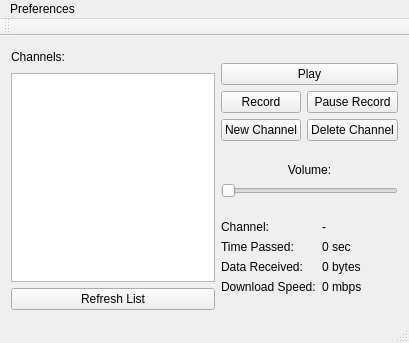
Qt form Listenner/gui.ui (Ernyoke/Allamvizsga) before a commit.
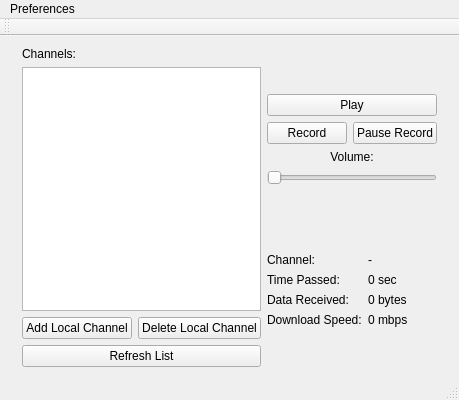
The same form after that commit.

Diff of the .ui file:
```diff
--- a/Listenner/gui.ui
+++ b/Listenner/gui.ui
@@ -6,8 +6,8 @@
    <rect>
     <x>0</x>
     <y>0</y>
-    <width>409</width>
-    <height>343</height>
+    <width>459</width>
+    <height>400</height>
    </rect>
   </property>
   <property name="windowTitle">
@@ -22,71 +22,57 @@
       </property>
      </widget>
     </item>
-    <item row="0" column="4">
-     <spacer name="horizontalSpacer_3">
-      <property name="orientation">
-       <enum>Qt::Horizontal</enum>
-      </property>
-      <property name="sizeHint" stdset="0">
-       <size>
-        <width>40</width>
-        <height>20</height>
-       </size>
-      </property>
-     </spacer>
-    </item>
-    <item row="1" column="1">
+    <item row="1" column="1" colspan="2">
      <widget class="QListView" name="channelList"/>
     </item>
-    <item row="0" column="3">
-     <spacer name="horizontalSpacer_2">
-      <property name="orientation">
-       <enum>Qt::Horizontal</enum>
-      </property>
-      <property name="sizeHint" stdset="0">
-       <size>
-        <width>40</width>
-        <height>20</height>
-       </size>
-      </property>
-     </spacer>
-    </item>
-    <item row="1" column="0">
-     <spacer name="horizontalSpacer">
-      <property name="orientation">
-       <enum>Qt::Horizontal</enum>
-      </property>
-      <property name="sizeHint" stdset="0">
-       <size>
-        <width>40</width>
-        <height>20</height>
-       </size>
-      </property>
-     </spacer>
-    </item>
-    <item row="1" column="4">
-     <spacer name="horizontalSpacer_4">
-      <property name="orientation">
-       <enum>Qt::Horizontal</enum>
-      </property>
-      <property name="sizeHint" stdset="0">
-       <size>
-        <width>40</width>
-        <height>20</height>
-       </size>
-      </property>
-     </spacer>
-    </item>
-    <item row="2" column="1">
+    <item row="3" column="1" colspan="2">
      <widget class="QPushButton" name="refreshBtn">
       <property name="text">
        <string>Refresh List</string>
       </property>
      </widget>
     </item>
-    <item row="0" column="2" rowspan="3">
+    <item row="0" column="3" rowspan="4">
      <layout class="QGridLayout" name="gridLayout_4">
-      <item row="3" column="0">
+      <item row="0" column="0">
+       <layout class="QGridLayout" name="gridLayout_2">
+        <item row="2" column="0" colspan="2">
+         <widget class="QPushButton" name="playButton">
+          <property name="text">
+           <string>Play</string>
+          </property>
+         </widget>
+        </item>
+        <item row="3" column="0">
+         <widget class="QPushButton" name="recordButton">
+          <property name="text">
+           <string>Record</string>
+          </property>
+         </widget>
+        </item>
+        <item row="1" column="0" colspan="2">
+         <spacer name="verticalSpacer_3">
+          <property name="orientation">
+           <enum>Qt::Vertical</enum>
+          </property>
+          <property name="sizeHint" stdset="0">
+           <size>
+            <width>20</width>
+            <height>40</height>
+           </size>
+          </property>
+         </spacer>
+        </item>
+        <item row="3" column="1">
+         <widget class="QPushButton" name="pauseRec">
+          <property name="text">
+           <string>Pause Record</string>
+          </property>
+         </widget>
+        </item>
+       </layout>
+      </item>
+      <item row="2" column="0">
        <layout class="QGridLayout" name="gridLayout">
         <item row="4" column="0" colspan="2">
          <spacer name="verticalSpacer_4">
@@ -159,59 +145,7 @@
         </item>
        </layout>
       </item>
-      <item row="0" column="0">
-       <layout class="QGridLayout" name="gridLayout_2">
-        <item row="2" column="0" colspan="2">
-         <widget class="QPushButton" name="playButton">
-          <property name="text">
-           <string>Play</string>
-          </property>
-         </widget>
-        </item>
-        <item row="3" column="0">
-         <widget class="QPushButton" name="recordButton">
-          <property name="text">
-           <string>Record</string>
-          </property>
-         </widget>
-        </item>
-        <item row="5" column="0">
-         <widget class="QPushButton" name="newChannelButton">
-          <property name="text">
-           <string>New Channel</string>
-          </property>
-         </widget>
-        </item>
-        <item row="3" column="1">
-         <widget class="QPushButton" name="pauseRec">
-          <property name="text">
-           <string>Pause Record</string>
-          </property>
-         </widget>
-        </item>
-        <item row="5" column="1">
-         <widget class="QPushButton" name="deleteChannelButton">
-          <property name="text">
-           <string>Delete Channel</string>
-          </property>
-         </widget>
-        </item>
-        <item row="1" column="0" colspan="2">
-         <spacer name="verticalSpacer_3">
-          <property name="orientation">
-           <enum>Qt::Vertical</enum>
-          </property>
-          <property name="sizeHint" stdset="0">
-           <size>
-            <width>20</width>
-            <height>40</height>
-           </size>
-          </property>
-         </spacer>
-        </item>
-       </layout>
-      </item>
-      <item row="2" column="0">
+      <item row="1" column="0">
        <layout class="QGridLayout" name="gridLayout_3">
         <item row="0" column="0">
          <widget class="QLabel" name="label">
@@ -245,21 +179,48 @@
         </item>
        </layout>
       </item>
-      <item row="1" column="0">
-       <spacer name="verticalSpacer">
-        <property name="orientation">
-         <enum>Qt::Vertical</enum>
-        </property>
-        <property name="sizeHint" stdset="0">
-         <size>
-          <width>20</width>
-          <height>40</height>
-         </size>
-        </property>
-       </spacer>
-      </item>
      </layout>
     </item>
+    <item row="2" column="1">
+     <widget class="QPushButton" name="newChannelButton">
+      <property name="text">
+       <string>Add Local Channel</string>
+      </property>
+     </widget>
+    </item>
+    <item row="2" column="2">
+     <widget class="QPushButton" name="deleteChannelButton">
+      <property name="text">
+       <string>Delete Local Channel</string>
+      </property>
+     </widget>
+    </item>
+    <item row="0" column="4" rowspan="4">
+     <spacer name="horizontalSpacer_4">
+      <property name="orientation">
+       <enum>Qt::Horizontal</enum>
+      </property>
+      <property name="sizeHint" stdset="0">
+       <size>
+        <width>40</width>
+        <height>20</height>
+       </size>
+      </property>
+     </spacer>
+    </item>
+    <item row="0" column="0" rowspan="4">
+     <spacer name="horizontalSpacer">
+      <property name="orientation">
+       <enum>Qt::Horizontal</enum>
+      </property>
+      <property name="sizeHint" stdset="0">
+       <size>
+        <width>40</width>
+        <height>20</height>
+       </size>
+      </property>
+     </spacer>
+    </item>
    </layout>
   </widget>
   <widget class="QMenuBar" name="menuBar">
@@ -267,7 +228,7 @@
     <rect>
      <x>0</x>
      <y>0</y>
-     <width>409</width>
+     <width>459</width>
      <height>21</height>
     </rect>
    </property>
```
